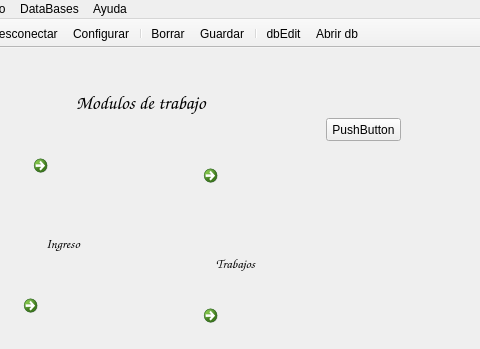
Before: the Qt Designer form mainwindow.ui in Matias2178/Sistema_Postventa, drawn with Qt 5; both pictures show x 94 to 574 and y 0 to 349 of the 574 by 510 pixel window.
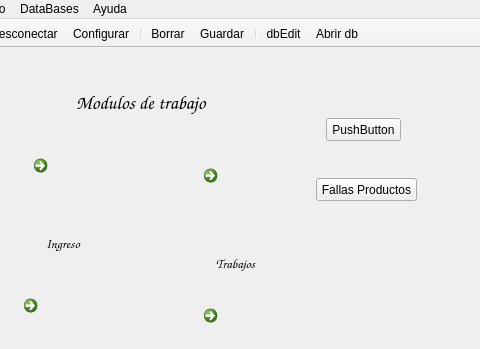
After: the same form once the commit is applied. Icons and pictures are not drawn.

Commit message: Correccion de fallas y mejoras varias Se activo para que las tablas se puedan actualizar despues de guardar un dato Se agrego la asociacion de las fallas con los los productos Se carga la tabla de fallas en la seleccion de fallas

```diff
--- a/mainwindow.ui
+++ b/mainwindow.ui
@@ -234,6 +234,19 @@
      <string>PushButton</string>
     </property>
    </widget>
+   <widget class="QPushButton" name="pushButton_2">
+    <property name="geometry">
+     <rect>
+      <x>410</x>
+      <y>130</y>
+      <width>101</width>
+      <height>23</height>
+     </rect>
+    </property>
+    <property name="text">
+     <string>Fallas Productos</string>
+    </property>
+   </widget>
   </widget>
   <widget class="QMenuBar" name="menuBar">
    <property name="geometry">
```
The commit also changes 12 other files.
